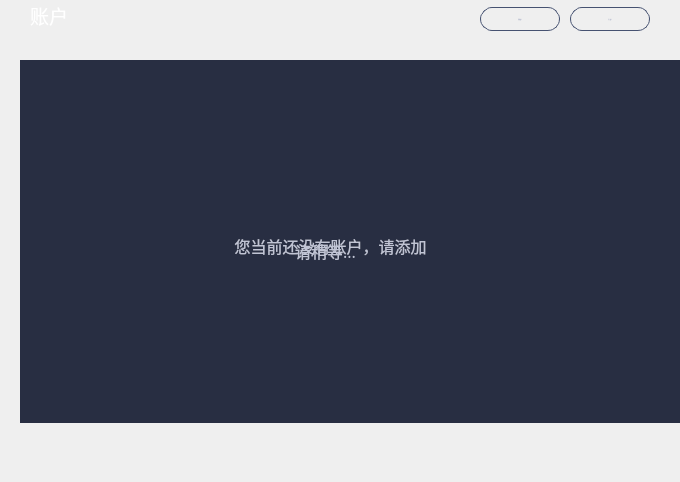
Qt form mainpage.ui (HcashOrg/hx-indicator) before a commit.
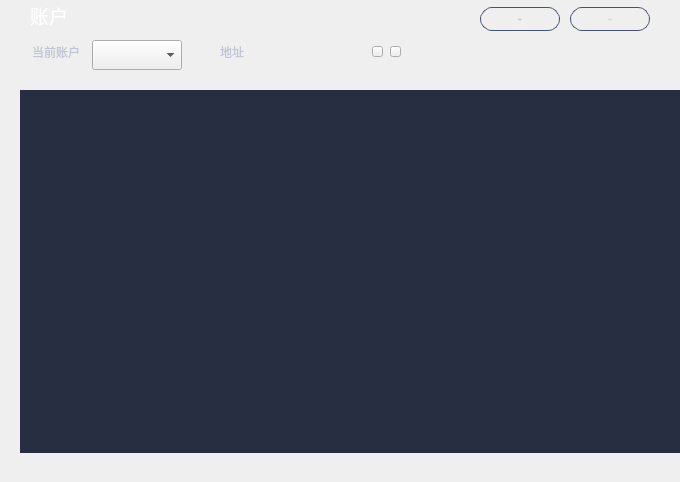
The same form after that commit.

Commit message: modify WebSocketManager ; complete mainpage

The edit to the form file:
```diff
--- a/mainpage.ui
+++ b/mainpage.ui
@@ -84,7 +84,7 @@
    <property name="geometry">
     <rect>
      <x>20</x>
-     <y>60</y>
+     <y>90</y>
      <width>660</width>
      <height>363</height>
     </rect>
@@ -152,7 +152,7 @@
    </attribute>
    <column>
     <property name="text">
-     <string>账户</string>
+     <string>币种</string>
     </property>
     <property name="font">
      <font>
@@ -165,7 +165,7 @@
    </column>
    <column>
     <property name="text">
-     <string>地址</string>
+     <string>数量</string>
     </property>
     <property name="font">
      <font>
@@ -178,80 +178,29 @@
    </column>
    <column>
     <property name="text">
-     <string>余额/UB</string>
+     <string/>
     </property>
-    <property name="font">
-     <font>
-      <family>微软雅黑</family>
-     </font>
+   </column>
+   <column>
+    <property name="text">
+     <string/>
     </property>
-    <property name="textAlignment">
-     <set>AlignCenter</set>
+   </column>
+   <column>
+    <property name="text">
+     <string/>
     </property>
    </column>
-  </widget>
-  <widget class="QWidget" name="loadingWidget" native="true">
-   <property name="geometry">
-    <rect>
-     <x>110</x>
-     <y>200</y>
-     <width>461</width>
-     <height>171</height>
-    </rect>
-   </property>
-   <property name="styleSheet">
-    <string notr="true"/>
-   </property>
-   <widget class="QLabel" name="loadingLabel">
-    <property name="geometry">
-     <rect>
-      <x>110</x>
-      <y>10</y>
-      <width>211</width>
-      <height>81</height>
-     </rect>
+   <column>
+    <property name="text">
+     <string/>
     </property>
-    <property name="font">
-     <font>
-      <family>微软雅黑</family>
-      <pointsize>12</pointsize>
-     </font>
-    </property>
-    <property name="styleSheet">
-     <string notr="true">color: rgb(192, 196, 212);</string>
-    </property>
+   </column>
+   <column>
     <property name="text">
-     <string>请稍等...</string>
+     <string/>
     </property>
-    <property name="alignment">
-     <set>Qt::AlignCenter</set>
-    </property>
-   </widget>
-  </widget>
-  <widget class="QLabel" name="initLabel">
-   <property name="geometry">
-    <rect>
-     <x>130</x>
-     <y>220</y>
-     <width>401</width>
-     <height>51</height>
-    </rect>
-   </property>
-   <property name="font">
-    <font>
-     <family>微软雅黑</family>
-     <pointsize>12</pointsize>
-    </font>
-   </property>
-   <property name="styleSheet">
-    <string notr="true">color: rgb(192, 196, 212);</string>
-   </property>
-   <property name="text">
-    <string>您当前还没有账户，请添加</string>
-   </property>
-   <property name="alignment">
-    <set>Qt::AlignCenter</set>
-   </property>
+   </column>
   </widget>
   <widget class="QToolButton" name="importAccountBtn">
    <property name="geometry">
@@ -287,6 +236,153 @@
     <string>导入账户</string>
    </property>
   </widget>
+  <widget class="QToolButton" name="copyBtn">
+   <property name="geometry">
+    <rect>
+     <x>372</x>
+     <y>46</y>
+     <width>11</width>
+     <height>11</height>
+    </rect>
+   </property>
+   <property name="font">
+    <font>
+     <family>微软雅黑</family>
+    </font>
+   </property>
+   <property name="cursor">
+    <cursorShape>PointingHandCursor</cursorShape>
+   </property>
+   <property name="focusPolicy">
+    <enum>Qt::NoFocus</enum>
+   </property>
+   <property name="text">
+    <string/>
+   </property>
+  </widget>
+  <widget class="QComboBox" name="accountComboBox">
+   <property name="geometry">
+    <rect>
+     <x>92</x>
+     <y>40</y>
+     <width>90</width>
+     <height>30</height>
+    </rect>
+   </property>
+   <property name="font">
+    <font>
+     <family>微软雅黑</family>
+     <weight>50</weight>
+     <bold>false</bold>
+    </font>
+   </property>
+   <property name="focusPolicy">
+    <enum>Qt::NoFocus</enum>
+   </property>
+   <property name="styleSheet">
+    <string notr="true"/>
+   </property>
+  </widget>
+  <widget class="QLabel" name="label">
+   <property name="geometry">
+    <rect>
+     <x>32</x>
+     <y>40</y>
+     <width>60</width>
+     <height>24</height>
+    </rect>
+   </property>
+   <property name="font">
+    <font>
+     <family>微软雅黑</family>
+    </font>
+   </property>
+   <property name="styleSheet">
+    <string notr="true">color: rgb(192, 196, 212);</string>
+   </property>
+   <property name="text">
+    <string>当前账户</string>
+   </property>
+   <property name="alignment">
+    <set>Qt::AlignLeading|Qt::AlignLeft|Qt::AlignVCenter</set>
+   </property>
+  </widget>
+  <widget class="QLabel" name="addressLabel">
+   <property name="geometry">
+    <rect>
+     <x>262</x>
+     <y>40</y>
+     <width>100</width>
+     <height>24</height>
+    </rect>
+   </property>
+   <property name="font">
+    <font>
+     <family>微软雅黑</family>
+     <underline>false</underline>
+    </font>
+   </property>
+   <property name="styleSheet">
+    <string notr="true">color: rgb(192, 196, 212);</string>
+   </property>
+   <property name="text">
+    <string/>
+   </property>
+   <property name="scaledContents">
+    <bool>true</bool>
+   </property>
+   <property name="textInteractionFlags">
+    <set>Qt::NoTextInteraction</set>
+   </property>
+  </widget>
+  <widget class="QLabel" name="addressLabel2">
+   <property name="geometry">
+    <rect>
+     <x>202</x>
+     <y>40</y>
+     <width>60</width>
+     <height>24</height>
+    </rect>
+   </property>
+   <property name="font">
+    <font>
+     <family>微软雅黑</family>
+    </font>
+   </property>
+   <property name="styleSheet">
+    <string notr="true">color: rgb(192, 196, 212);</string>
+   </property>
+   <property name="text">
+    <string>地址</string>
+   </property>
+   <property name="alignment">
+    <set>Qt::AlignCenter</set>
+   </property>
+  </widget>
+  <widget class="QToolButton" name="qrcodeBtn">
+   <property name="geometry">
+    <rect>
+     <x>390</x>
+     <y>46</y>
+     <width>11</width>
+     <height>11</height>
+    </rect>
+   </property>
+   <property name="font">
+    <font>
+     <family>微软雅黑</family>
+    </font>
+   </property>
+   <property name="cursor">
+    <cursorShape>PointingHandCursor</cursorShape>
+   </property>
+   <property name="focusPolicy">
+    <enum>Qt::NoFocus</enum>
+   </property>
+   <property name="text">
+    <string/>
+   </property>
+  </widget>
  </widget>
  <resources/>
  <connections/>
```
The commit also changes 73 other files.
